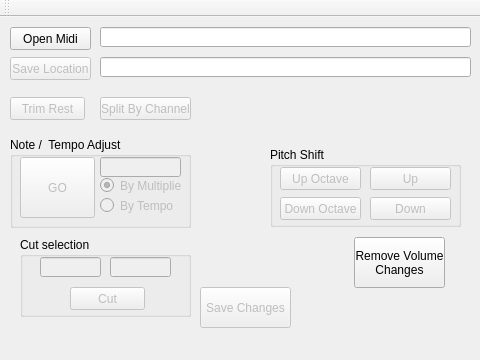
Old version of the form midiqtool.ui in the repository Haaglar/MidiQTool.
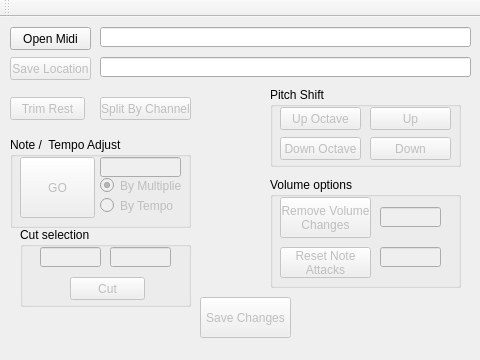
New version of the form.

Commit message: Added note attack rest option

```diff
--- a/midiqtool.ui
+++ b/midiqtool.ui
@@ -110,7 +110,7 @@
     <property name="geometry">
      <rect>
       <x>200</x>
-      <y>270</y>
+      <y>280</y>
       <width>91</width>
       <height>41</height>
      </rect>
@@ -123,7 +123,7 @@
     <property name="geometry">
      <rect>
       <x>270</x>
-      <y>130</y>
+      <y>70</y>
       <width>191</width>
       <height>80</height>
      </rect>
@@ -302,7 +302,7 @@
     <property name="geometry">
      <rect>
       <x>20</x>
-      <y>220</y>
+      <y>210</y>
       <width>171</width>
       <height>80</height>
      </rect>
@@ -353,19 +353,78 @@
      </property>
     </widget>
    </widget>
-   <widget class="QPushButton" name="pushButtonVolumeChan">
+   <widget class="QGroupBox" name="groupBox_3">
     <property name="geometry">
      <rect>
-      <x>354</x>
-      <y>220</y>
-      <width>91</width>
-      <height>51</height>
+      <x>270</x>
+      <y>160</y>
+      <width>191</width>
+      <height>111</height>
      </rect>
     </property>
-    <property name="text">
-     <string>Remove Volume
+    <property name="title">
+     <string>Volume options</string>
+    </property>
+    <widget class="QPushButton" name="pushButtonVolumeChan">
+     <property name="enabled">
+      <bool>false</bool>
+     </property>
+     <property name="geometry">
+      <rect>
+       <x>10</x>
+       <y>20</y>
+       <width>91</width>
+       <height>41</height>
+      </rect>
+     </property>
+     <property name="text">
+      <string>Remove Volume
 Changes</string>
-    </property>
+     </property>
+    </widget>
+    <widget class="QPushButton" name="pushButton">
+     <property name="enabled">
+      <bool>false</bool>
+     </property>
+     <property name="geometry">
+      <rect>
+       <x>10</x>
+       <y>70</y>
+       <width>91</width>
+       <height>31</height>
+      </rect>
+     </property>
+     <property name="text">
+      <string>Reset Note
+Attacks</string>
+     </property>
+    </widget>
+    <widget class="QLineEdit" name="lineEditVolume">
+     <property name="enabled">
+      <bool>false</bool>
+     </property>
+     <property name="geometry">
+      <rect>
+       <x>110</x>
+       <y>30</y>
+       <width>61</width>
+       <height>20</height>
+      </rect>
+     </property>
+    </widget>
+    <widget class="QLineEdit" name="lineEditNoteAttacks">
+     <property name="enabled">
+      <bool>false</bool>
+     </property>
+     <property name="geometry">
+      <rect>
+       <x>110</x>
+       <y>70</y>
+       <width>61</width>
+       <height>20</height>
+      </rect>
+     </property>
+    </widget>
    </widget>
    <zorder>groupBox</zorder>
    <zorder>pushButtonOpenMidi</zorder>
```
Left out of the diff: 2 changed lines with no effect on the pictures. The commit also changes 4 other files.
